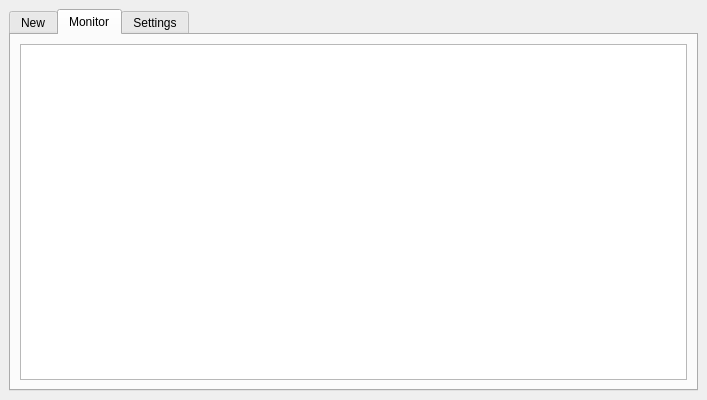
First picture: the form in ui/panel.ui, repository geosolutions-it/oaw-georectify-process-qgis, before the edit.
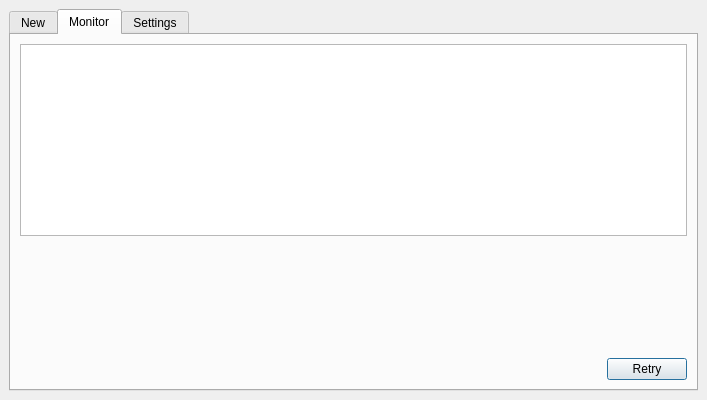
Second picture: the form after the edit. The open tabs and pages were chosen to show the change. Custom widgets are drawn as their Qt base class.

Patch:
```diff
--- a/ui/panel.ui
+++ b/ui/panel.ui
@@ -101,10 +101,30 @@
        <attribute name="title">
         <string>Monitor</string>
        </attribute>
-       <layout class="QHBoxLayout" name="horizontalLayout_2">
+       <layout class="QVBoxLayout" name="verticalLayout_3">
         <item>
          <widget class="QTableView" name="table"/>
         </item>
+        <item>
+         <spacer name="verticalSpacer_3">
+          <property name="orientation">
+           <enum>Qt::Vertical</enum>
+          </property>
+          <property name="sizeHint" stdset="0">
+           <size>
+            <width>20</width>
+            <height>40</height>
+           </size>
+          </property>
+         </spacer>
+        </item>
+        <item>
+         <widget class="QDialogButtonBox" name="button_box_monitor">
+          <property name="standardButtons">
+           <set>QDialogButtonBox::Retry</set>
+          </property>
+         </widget>
+        </item>
        </layout>
       </widget>
       <widget class="QWidget" name="tab_settings">
```
Left out of the diff: 26 changed lines with no effect on the pictures.
